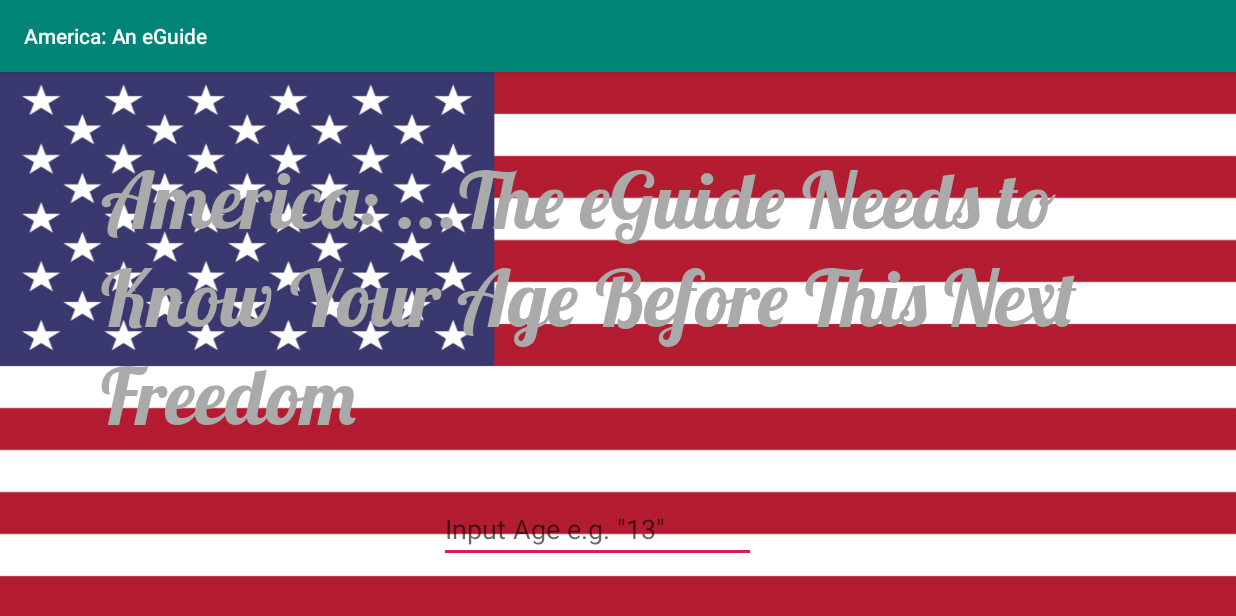
After one commit to LAPCODING123/America-an-eGuide, an Android app: the InternetServicesAgeProhibition screen opened directly, with no data from a screen before it, on a phone screen of 824 x 412 dp (held sideways). The commit adds this screen. Run offline under Robolectric (Android 15) with nearby library versions, the phone set to English and light mode, and no system bars.

Commit message:
Integrated the prohbitions from the US Privacy Act into internet freedom.

```diff
--- a/app/src/main/AndroidManifest.xml
+++ b/app/src/main/AndroidManifest.xml
@@ -16,7 +16,7 @@
         android:theme="@style/AppTheme">
         <activity android:name=".Redscare"
             android:screenOrientation="landscape" ></activity>
-        <activity android:name=".Prohibition"
+        <activity android:name=".InternetServicesAgeProhibition"
             android:screenOrientation="landscape" />
         <activity android:name=".HaveAFamily"
             android:screenOrientation="landscape" />
--- /dev/null
+++ b/app/src/main/java/com/csee/americathegame/InternetServicesAgeProhibition.java
@@ -0,0 +1,38 @@
+package com.csee.americathegame;
+
+import androidx.appcompat.app.AppCompatActivity;
+
+import android.content.Intent;
+import android.os.Bundle;
+import android.view.KeyEvent;
+import android.widget.EditText;
+import android.widget.TextView;
+
+public class InternetServicesAgeProhibition extends AppCompatActivity {
+
+    private EditText enterAgeEditText;
+
+    @Override
+    protected void onCreate(Bundle savedInstanceState) {
+        super.onCreate(savedInstanceState);
+        setContentView(R.layout.activity_internet_services_age_prohibition);
+
+        enterAgeEditText = findViewById(R.id.inputAgeEditTextID);
+
+        enterAgeEditText.setOnEditorActionListener(new TextView.OnEditorActionListener() {
+            @Override
+            public boolean onEditorAction(TextView v, int actionId, KeyEvent event) {
+                MainActivity.age = Integer.parseInt(enterAgeEditText.getText().toString());
+                switchToHaveFreedom();
+                return false;
+            }
+        });
+
+    }
+
+    private void switchToHaveFreedom(){
+        startActivity(new Intent(InternetServicesAgeProhibition.this, HaveFreedom.class));
+        finish();
+    }
+
+}
--- a/app/src/main/java/com/csee/americathegame/MainActivity.java
+++ b/app/src/main/java/com/csee/americathegame/MainActivity.java
@@ -24,6 +24,7 @@ public class MainActivity extends AppCompatActivity {
     public static final boolean HAVE_RICH_CHEATING_PARENTS = rand.nextBoolean();
     public static boolean hasToPayCollegeLoan = false;
     public static boolean isWoman = false;
+    public static int age = 0;
 
 
     public static int NUMBER_OF_CHILDREN = rand.nextInt(3) + 1;
--- /dev/null
+++ b/app/src/main/res/layout/activity_internet_services_age_prohibition.xml
@@ -0,0 +1,39 @@
+<?xml version="1.0" encoding="utf-8"?>
+<androidx.constraintlayout.widget.ConstraintLayout xmlns:android="http://schemas.android.com/apk/res/android"
+    xmlns:app="http://schemas.android.com/apk/res-auto"
+    xmlns:tools="http://schemas.android.com/tools"
+    android:layout_width="match_parent"
+    android:layout_height="match_parent"
+    android:background="@drawable/american_flag"
+    tools:context=".InternetServicesAgeProhibition">
+
+    <TextView
+        android:id="@+id/americaHaveFreedomTextViewID2"
+        android:layout_width="661dp"
+        android:layout_height="193dp"
+        android:layout_marginStart="16dp"
+        android:layout_marginLeft="16dp"
+        android:layout_marginTop="16dp"
+        android:text="@string/americaNeedsToKnowYourAgeBeforeThisNextFreedom"
+        android:textAppearance="@style/TextAppearance.AppCompat.Body1"
+        android:textColor="@android:color/darker_gray"
+        android:textSize="52sp"
+        app:fontFamily="@font/lobster"
+        app:layout_constraintBottom_toTopOf="@+id/inputAgeEditTextID"
+        app:layout_constraintEnd_toEndOf="parent"
+        app:layout_constraintHorizontal_bias="0.351"
+        app:layout_constraintStart_toStartOf="parent"
+        app:layout_constraintTop_toTopOf="parent" />
+
+    <EditText
+        android:id="@+id/inputAgeEditTextID"
+        android:layout_width="211dp"
+        android:layout_height="wrap_content"
+        android:ems="10"
+        android:hint="@string/inputAge"
+        android:inputType="numberSigned"
+        app:layout_constraintBottom_toBottomOf="parent"
+        app:layout_constraintEnd_toEndOf="@+id/americaHaveFreedomTextViewID2"
+        app:layout_constraintStart_toStartOf="@+id/americaHaveFreedomTextViewID2"
+        app:layout_constraintTop_toBottomOf="@+id/americaHaveFreedomTextViewID2" />
+</androidx.constraintlayout.widget.ConstraintLayout>
--- a/app/src/main/res/values/strings.xml
+++ b/app/src/main/res/values/strings.xml
@@ -23,4 +23,6 @@
     <string name="thatsEnoughFreedom">That\'s Engough Freedom</string>
     <string name="noReligion">No Religion</string>
     <string name="americaHaveAFamily">America: Hava a Family</string>
+    <string name="inputAge">Input Age e.g. \"13\"</string>
+    <string name="americaNeedsToKnowYourAgeBeforeThisNextFreedom">America: ...The eGuide Needs to Know Your Age Before This Next Freedom</string>
 </resources>
```
Also changed, not shown: app/src/main/java/com/csee/americathegame/ChooseCreed.java (+8 -8 lines), app/src/main/java/com/csee/americathegame/HaveFreedom.java (+34 -2 lines), app/src/main/java/com/csee/americathegame/Prohibition.java (deleted, +0 -16 lines), app/src/main/res/layout/activity_have_freedom.xml (+7 -7 lines), app/src/main/res/layout/activity_prohibition.xml (deleted, +0 -10 lines).
